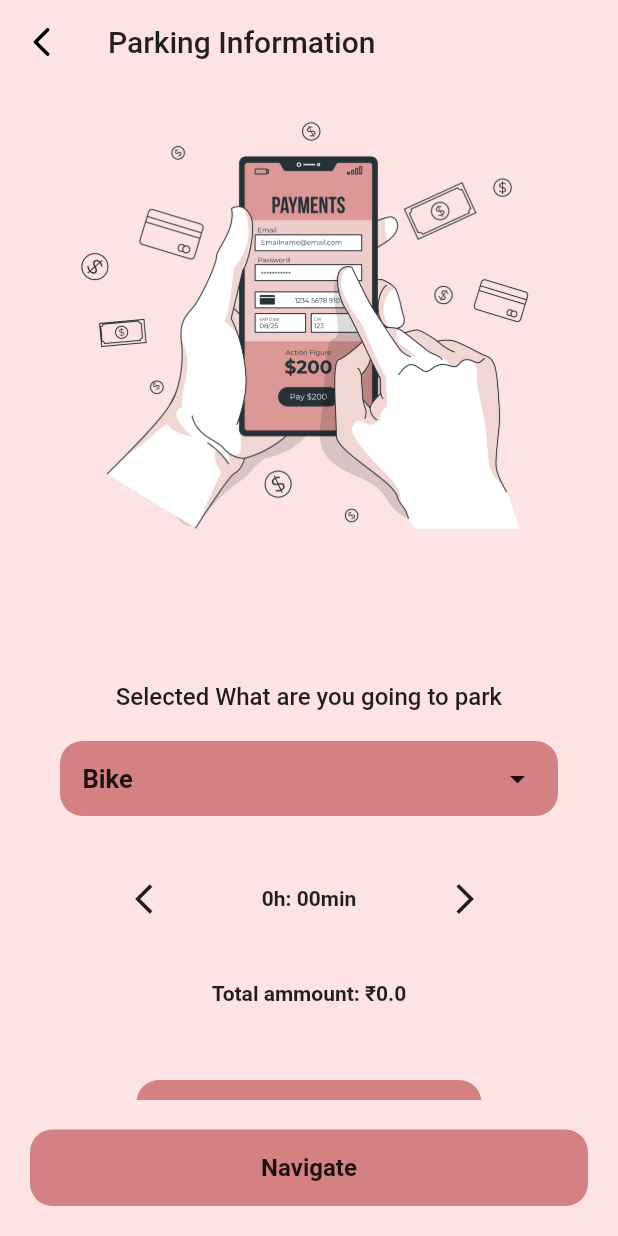
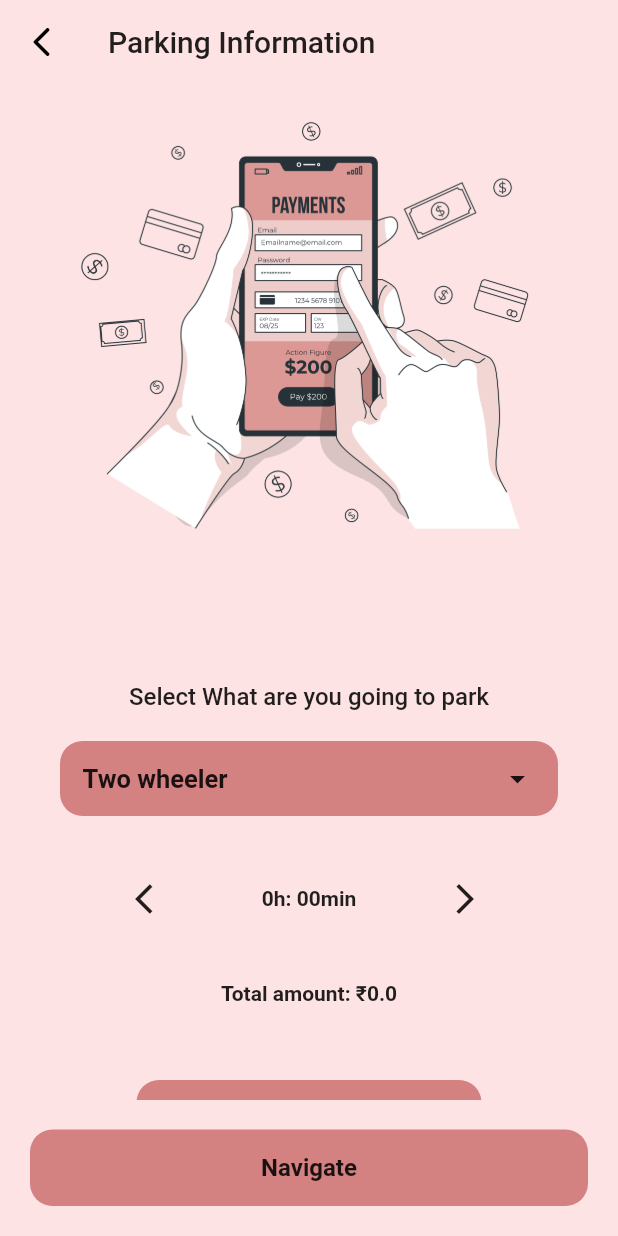
Before and after one commit to dhiyanesh-cyber/car-parking, a Flutter app: the DisplayParkingDataPage screen opened directly with empty values, on a phone screen of 412 x 824 dp. Run offline on Flutter 3.47's test engine with Material 2 defaults, Android fonts, the phone set to English and light mode, and no system bars; our stand-ins replace cloud_firestore, firebase_auth, firebase_core, firebase_storage, geolocator, google_maps_flutter and 5 more; missing offline and left inert: android_intent_plus, flutter_polyline_points; accounts and stored records are empty.

Commit message:
spelling mistake correction

```diff
--- a/lib/presentation/screens/display_parking_details/display_parking_data_page.dart
+++ b/lib/presentation/screens/display_parking_details/display_parking_data_page.dart
@@ -69,7 +69,7 @@ class _DisplayParkingDataPageState extends State<DisplayParkingDataPage> {
               ),
               Center(
                 child: Text(
-                  "Selected What are you going to park",
+                  "Select What are you going to park",
                   style: TextStyle(fontSize: 16, fontWeight: FontWeight.w500),
                 ),
               ),
@@ -97,7 +97,7 @@ class _DisplayParkingDataPageState extends State<DisplayParkingDataPage> {
                     items: const [
                       DropdownMenuItem(
                         value: 'Bike',
-                        child: Text('Bike'),
+                        child: Text('Two wheeler'),
                       ),
                       DropdownMenuItem(
                         value: 'Car',
@@ -175,7 +175,7 @@ class _DisplayParkingDataPageState extends State<DisplayParkingDataPage> {
               ),
               Center(
                 child: Text(
-                  "Total ammount: ₹" + ammount.toString(),
+                  "Total amount: ₹" + ammount.toString(),
                   style: TextStyle(fontWeight: FontWeight.w700),
                 ),
               ),
```
